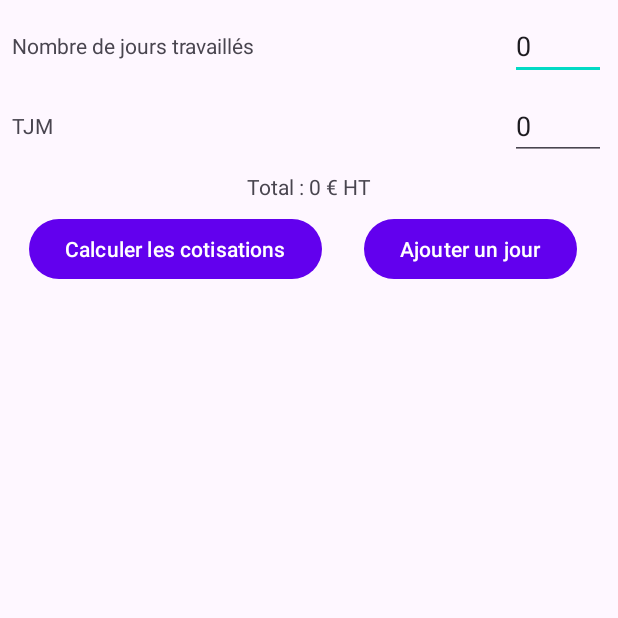
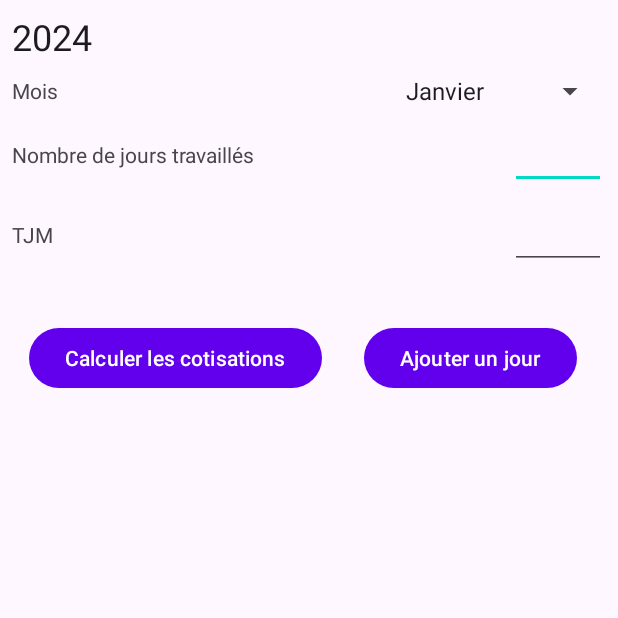
Before and after one commit to francoisbiar/facturefacile, an Android app: the screen it shows after launch (MainActivity), on a phone screen of 412 x 824 dp, the top half of it. Run offline under Robolectric (Android 15) with nearby library versions, the phone set to English and light mode, and no system bars; our stand-ins replace Firebase (no records; nobody signed in at launch, a user with empty details on screens opened directly), Room's generated code, data binding.

Commit message:
added spinner to select the months update room database and migrations.

```diff
--- a/app/src/main/java/com/francoisbari/facturefacile/data/DataPersistence.kt
+++ b/app/src/main/java/com/francoisbari/facturefacile/data/DataPersistence.kt
@@ -1,6 +1,7 @@
 package com.francoisbari.facturefacile.data
 
 interface DataPersistence {
-    suspend fun loadData(): UserInputData
-    suspend fun saveData(userInputData: UserInputData)
+    suspend fun loadLatestMonth(): UserInputData?
+    suspend fun saveMonth(userInputDataPerMonth: UserInputData)
+    suspend fun getDataFromMonth(monthId: Int): UserInputData?
 }
--- a/app/src/main/java/com/francoisbari/facturefacile/data/UserInputData.kt
+++ b/app/src/main/java/com/francoisbari/facturefacile/data/UserInputData.kt
@@ -1,3 +1,5 @@
 package com.francoisbari.facturefacile.data
 
-data class UserInputData(var nbOfDays: Int = 0, var tjm: Int = 0)
+import com.francoisbari.facturefacile.data.models.Months
+
+data class UserInputData(var nbOfDays: Int = 0, var tjm: Int = 0, var monthId: Int = Months.NONE.id)
--- /dev/null
+++ b/app/src/main/java/com/francoisbari/facturefacile/data/models/Months.kt
@@ -0,0 +1,64 @@
+package com.francoisbari.facturefacile.data.models
+
+enum class Months(val id: Int, val stringValue: String) {
+    JANUARY(1, "Janvier"),
+    FEBRUARY(2, "Février"),
+    MARCH(3, "Mars"),
+    APRIL(4, "Avril"),
+    MAY(5, "Mai"),
+    JUNE(6, "Juin"),
+    JULY(7, "Juillet"),
+    AUGUST(8, "Août"),
+    SEPTEMBER(9, "Septembre"),
+    OCTOBER(10, "Octobre"),
+    NOVEMBER(11, "Novembre"),
+    DECEMBER(12, "Décembre"),
+    NONE(0, "None");
+
+    companion object {
+        fun toArrayList(): Array<String> {
+            // returns the string value of the Month to an array.
+            return entries.map { it.stringValue }
+                .filter { it != NONE.stringValue }
+                .toTypedArray()
+        }
+
+        fun fromId(monthId: Int): Months {
+            // returns the month with id as input.
+            return when (monthId) {
+                JANUARY.id -> JANUARY
+                FEBRUARY.id -> FEBRUARY
+                MARCH.id -> MARCH
+                APRIL.id -> APRIL
+                MAY.id -> MAY
+                JUNE.id -> JUNE
+                JULY.id -> JULY
+                AUGUST.id -> AUGUST
+                SEPTEMBER.id -> SEPTEMBER
+                OCTOBER.id -> OCTOBER
+                NOVEMBER.id -> NOVEMBER
+                DECEMBER.id -> DECEMBER
+                else -> NONE
+            }
+        }
+
+        fun fromString(month: String): Months {
+            // returns the month with stringValue as input.
+            return when (month) {
+                JANUARY.stringValue -> JANUARY
+                FEBRUARY.stringValue -> FEBRUARY
+                MARCH.stringValue -> MARCH
+                APRIL.stringValue -> APRIL
+                MAY.stringValue -> MAY
+                JUNE.stringValue -> JUNE
+                JULY.stringValue -> JULY
+                AUGUST.stringValue -> AUGUST
+                SEPTEMBER.stringValue -> SEPTEMBER
+                OCTOBER.stringValue -> OCTOBER
+                NOVEMBER.stringValue -> NOVEMBER
+                DECEMBER.stringValue -> DECEMBER
+                else -> NONE
+            }
+        }
+    }
+}
--- a/app/src/main/java/com/francoisbari/facturefacile/data/room/AppDatabase.kt
+++ b/app/src/main/java/com/francoisbari/facturefacile/data/room/AppDatabase.kt
@@ -3,7 +3,7 @@ package com.francoisbari.facturefacile.data.room
 import androidx.room.Database
 import androidx.room.RoomDatabase
 
-@Database(entities = [UserInputEntity::class], version = 1)
+@Database(entities = [UserInputEntity::class], version = 2)
 abstract class AppDatabase : RoomDatabase() {
     abstract fun userInputDao(): RoomDataDao
 }
--- a/app/src/main/java/com/francoisbari/facturefacile/data/room/RoomDataDao.kt
+++ b/app/src/main/java/com/francoisbari/facturefacile/data/room/RoomDataDao.kt
@@ -4,12 +4,19 @@ import androidx.room.Dao
 import androidx.room.Insert
 import androidx.room.OnConflictStrategy
 import androidx.room.Query
+import androidx.room.Update
 
 @Dao
 interface RoomDataDao {
-    @Query("SELECT * FROM UserInputEntity LIMIT 1")
-    fun loadData(): UserInputEntity?
+    @Query("SELECT * FROM UserInputEntity ORDER BY monthId DESC LIMIT 1")
+    fun loadLatestMonth(): UserInputEntity?
 
-    @Insert(onConflict = OnConflictStrategy.REPLACE)
-    fun saveData(userInputEntity: UserInputEntity)
+    @Insert(onConflict = OnConflictStrategy.IGNORE)
+    fun saveData(userInputEntity: UserInputEntity): Long
+
+    @Query("SELECT * FROM UserInputEntity WHERE monthId = :monthId LIMIT 1")
+    fun getDataFromMonth(monthId: Int): UserInputEntity?
+
+    @Update
+    fun updateData(userInputEntity: UserInputEntity)
 }
--- a/app/src/main/java/com/francoisbari/facturefacile/data/room/RoomDataPersistence.kt
+++ b/app/src/main/java/com/francoisbari/facturefacile/data/room/RoomDataPersistence.kt
@@ -2,30 +2,50 @@ package com.francoisbari.facturefacile.data.room
 
 import android.content.Context
 import androidx.room.Room
+import androidx.room.migration.Migration
+import androidx.sqlite.db.SupportSQLiteDatabase
 import com.francoisbari.facturefacile.data.DataPersistence
 import com.francoisbari.facturefacile.data.UserInputData
 
 class RoomDataPersistence(context: Context) : DataPersistence {
-    private val database =
-        Room.databaseBuilder(context, AppDatabase::class.java, DATABASE_NAME).build()
-    private var uid: Int = 0
+    private val database = Room
+        .databaseBuilder(context, AppDatabase::class.java, DATABASE_NAME)
+        .addMigrations(MIGRATION_1_2)
+        .build()
 
-    override suspend fun loadData(): UserInputData {
-        val userInputEntity = database.userInputDao().loadData()
-        if (userInputEntity == null) {
-            uid = 0
-            return UserInputData()
+    object MIGRATION_1_2 : Migration(1, 2) {
+        override fun migrate(db: SupportSQLiteDatabase) {
+            db.execSQL("ALTER TABLE UserInputEntity ADD COLUMN monthId INTEGER NOT NULL DEFAULT 0")
         }
+
+    }
+
+    override suspend fun loadLatestMonth(): UserInputData {
+        val userInputEntity = database.userInputDao().loadLatestMonth() ?: return UserInputData()
         return userInputEntity.toData()
     }
 
-    override suspend fun saveData(userInputData: UserInputData) {
-        val userInputEntity = userInputData.toEntity(uid)
-        database.userInputDao().saveData(userInputEntity)
+    override suspend fun saveMonth(userInputDataPerMonth: UserInputData) {
+        val userInputFromMonth =
+            database.userInputDao().getDataFromMonth(userInputDataPerMonth.monthId)
+        if (userInputFromMonth != null) {
+            val updatedEntity = userInputFromMonth.copy(
+                nbOfDays = userInputDataPerMonth.nbOfDays,
+                tjm = userInputDataPerMonth.tjm
+            )
+            database.userInputDao().updateData(updatedEntity)
+        } else {
+            database.userInputDao().saveData(userInputDataPerMonth.toEntity())
+        }
+    }
+
+    override suspend fun getDataFromMonth(monthId: Int): UserInputData {
+        val userInputEntity =
+            database.userInputDao().getDataFromMonth(monthId) ?: return UserInputData()
+        return userInputEntity.toData()
     }
 
     companion object {
         private const val DATABASE_NAME = "RoomDataPersistence"
     }
-
 }
--- a/app/src/main/java/com/francoisbari/facturefacile/ui/contributions/ContributionsFragment.kt
+++ b/app/src/main/java/com/francoisbari/facturefacile/ui/contributions/ContributionsFragment.kt
@@ -19,7 +19,7 @@ class ContributionsFragment : Fragment() {
         inflater: LayoutInflater, container: ViewGroup?, savedInstanceState: Bundle?
     ): View {
         _binding = FragmentContributionsBinding.inflate(inflater, container, false)
-        binding.lifecycleOwner = this
+        binding.lifecycleOwner = viewLifecycleOwner
         binding.viewModel = viewModel
         return binding.root
     }
--- a/app/src/main/java/com/francoisbari/facturefacile/ui/main/MainFragment.kt
+++ b/app/src/main/java/com/francoisbari/facturefacile/ui/main/MainFragment.kt
@@ -1,12 +1,15 @@
 package com.francoisbari.facturefacile.ui.main
 
 import android.os.Bundle
+import android.util.Log
 import android.view.LayoutInflater
 import android.view.View
 import android.view.ViewGroup
+import android.widget.ArrayAdapter
 import androidx.fragment.app.Fragment
 import androidx.fragment.app.viewModels
 import com.francoisbari.facturefacile.data.DataPersistenceFactory
+import com.francoisbari.facturefacile.data.models.Months
 import com.francoisbari.facturefacile.databinding.FragmentMainBinding
 import com.francoisbari.facturefacile.ui.contributions.ContributionsFragment
 import com.francoisbari.facturefacile.viewmodels.MainViewModel
@@ -37,10 +40,11 @@ class MainFragment : Fragment() {
         inflater: LayoutInflater, container: ViewGroup?, savedInstanceState: Bundle?
     ): View {
         _binding = FragmentMainBinding.inflate(inflater, container, false)
-        binding.lifecycleOwner = this
+        binding.lifecycleOwner = viewLifecycleOwner
         binding.viewModel = viewModel
         viewModel.computeContributionsLiveData.observe(viewLifecycleOwner) {
             if (it) {
+                Log.d("MainFragment", "computeContributionsLiveData")
                 // Show the ContributionsFragment
                 val contributionsFragment = ContributionsFragment.newInstance()
                 childFragmentManager.beginTransaction().apply {
@@ -51,7 +55,19 @@ class MainFragment : Fragment() {
                 }
             }
         }
+
+        setupSpinner()
+
         return binding.root
+    }
+
+    private fun setupSpinner() {
+
+        val months = Months.toArrayList()
+
+        val adapter = ArrayAdapter(requireContext(), android.R.layout.simple_spinner_item, months)
+        adapter.setDropDownViewResource(android.R.layout.simple_spinner_dropdown_item)
+        binding.monthSpinner.adapter = adapter
     }
 
     override fun onViewCreated(view: View, savedInstanceState: Bundle?) {
--- a/app/src/main/res/layout/fragment_main.xml
+++ b/app/src/main/res/layout/fragment_main.xml
@@ -16,6 +16,43 @@
         android:layout_height="match_parent"
         tools:context=".ui.main.MainFragment">
 
+        <TextView
+            android:id="@+id/monthTextView"
+            style="@style/MaterialAlertDialog.Material3.Title.Text"
+            android:layout_width="wrap_content"
+            android:layout_height="wrap_content"
+            android:layout_margin="8dp"
+            android:text="2024"
+            app:layout_constraintStart_toStartOf="parent"
+            app:layout_constraintTop_toTopOf="parent" />
+
+        <LinearLayout
+            android:id="@+id/linearLayoutMonth"
+            android:layout_width="match_parent"
+            android:layout_height="wrap_content"
+            android:layout_margin="8dp"
+            android:gravity="center"
+            android:orientation="horizontal"
+            app:layout_constraintEnd_toEndOf="parent"
+            app:layout_constraintStart_toStartOf="parent"
+
+            app:layout_constraintTop_toBottomOf="@id/monthTextView">
+
+            <TextView
+                android:id="@+id/textViewMonthTitle"
+                android:layout_width="0dp"
+                android:layout_height="wrap_content"
+                android:layout_weight="1"
+                android:text="@string/monthTitle" />
+
+            <Spinner
+                android:id="@+id/monthSpinner"
+                android:layout_width="wrap_content"
+                android:layout_height="wrap_content"
+                android:onItemSelected="@{(parent, view, position, id) -> viewModel.selectMonth(parent.getItemAtPosition(position).toString())}" />
+        </LinearLayout>
+
+
         <LinearLayout
             android:id="@+id/linearLayoutNbOfDays"
             android:layout_width="match_parent"
@@ -26,7 +63,7 @@
             app:layout_constraintEnd_toEndOf="parent"
             app:layout_constraintStart_toStartOf="parent"
 
-            app:layout_constraintTop_toTopOf="parent">
+            app:layout_constraintTop_toBottomOf="@id/linearLayoutMonth">
 
             <TextView
                 android:id="@+id/textViewNbOfDaysTitle"
--- a/app/src/main/res/values/strings.xml
+++ b/app/src/main/res/values/strings.xml
@@ -6,4 +6,5 @@
     <string name="addOneDayButtonText">Ajouter un jour</string>
     <string name="total_contributions_d">Total contributions : %d€</string>
     <string name="computeContributionsButtonText">Calculer les cotisations</string>
+    <string name="monthTitle">Mois</string>
 </resources>
```
Also changed, not shown: app/src/main/java/com/francoisbari/facturefacile/data/firestore/FirestoreDataPersistence.kt (+7 -3 lines), app/src/main/java/com/francoisbari/facturefacile/data/room/UserInputEntity.kt (+7 -3 lines), app/src/main/java/com/francoisbari/facturefacile/data/sharedprefs/SharedPreferencesDataPersistence.kt (+8 -4 lines), app/src/main/java/com/francoisbari/facturefacile/viewmodels/MainViewModel.kt (+28 -3 lines).
